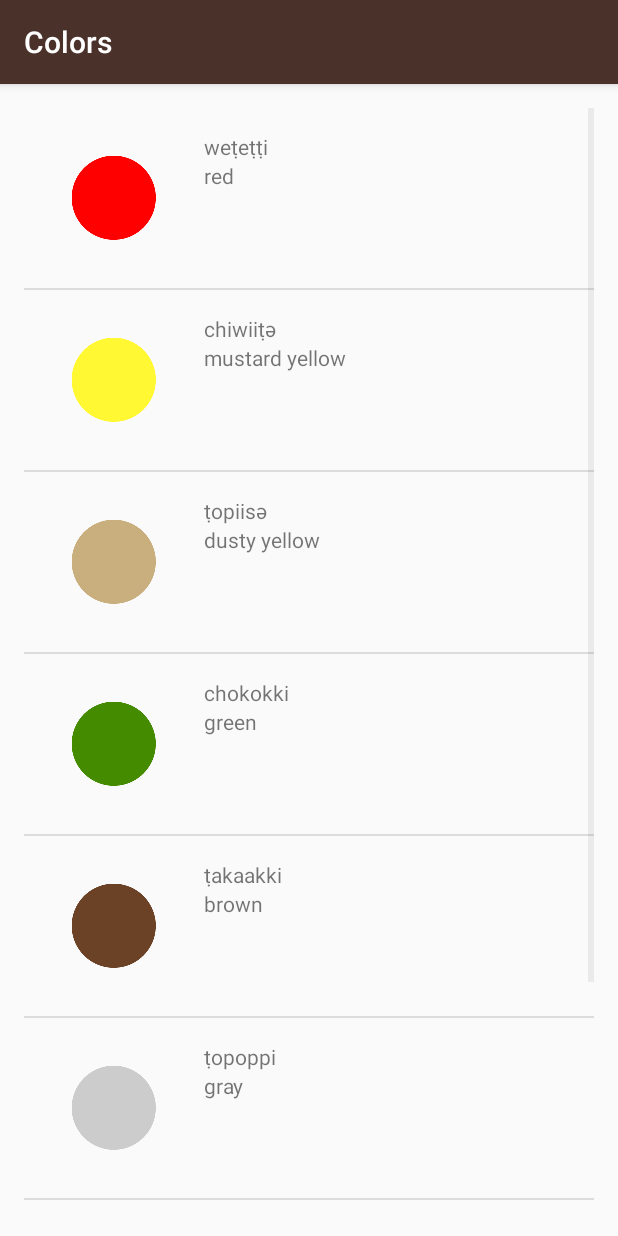
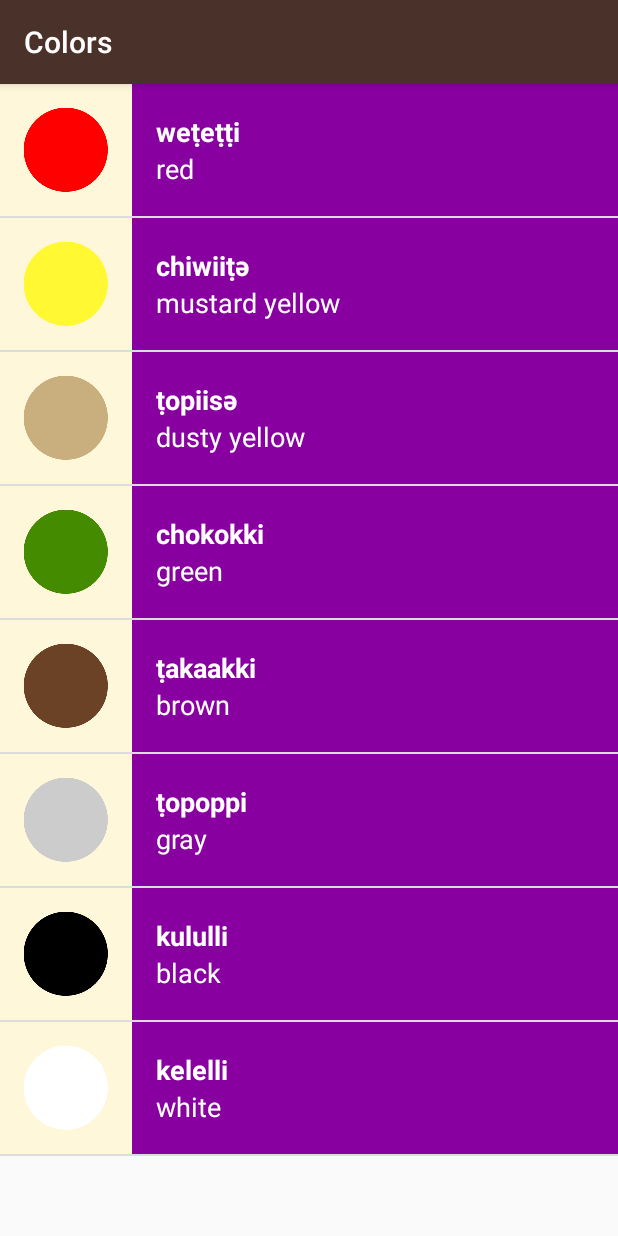
Before and after one commit to JuniiiSays/MiwokLanguageApp, an Android app: the ColorsActivity screen opened directly, with no data from a screen before it, on a phone screen of 412 x 824 dp. Run offline under Robolectric (Android 15) with nearby library versions, the phone set to English and light mode, and no system bars.

Commit message:
Visual Polish and Background color for every activity

```diff
--- a/app/src/main/java/com/example/android/miwok/ColorsActivity.java
+++ b/app/src/main/java/com/example/android/miwok/ColorsActivity.java
@@ -26,7 +26,7 @@ public class ColorsActivity extends AppCompatActivity {
         words.add(new Word("white", "kelelli", R.drawable.color_white));
 
         //Create an Array adapter from our WordAdpater
-        WordAdapter adapter = new WordAdapter(this, words);
+        WordAdapter adapter = new WordAdapter(this, words, R.color.category_colors);
         //Find ListView using it's id
         ListView listView = (ListView) findViewById(R.id.list);
         //Set adapter data into ListView
--- a/app/src/main/java/com/example/android/miwok/FamilyActivity.java
+++ b/app/src/main/java/com/example/android/miwok/FamilyActivity.java
@@ -28,7 +28,7 @@ public class FamilyActivity extends AppCompatActivity {
         words.add(new Word("grandfather", "paapa", R.drawable.family_grandfather));
 
         //Create an Array adapter from our WordAdpater
-        WordAdapter adapter = new WordAdapter(this, words);
+        WordAdapter adapter = new WordAdapter(this, words, R.color.category_family);
         //Find ListView using it's id
         ListView listView = (ListView) findViewById(R.id.list);
         //Set adapter data into ListView
--- a/app/src/main/java/com/example/android/miwok/NumbersActivity.java
+++ b/app/src/main/java/com/example/android/miwok/NumbersActivity.java
@@ -37,7 +37,7 @@ public class NumbersActivity extends AppCompatActivity {
         words.add(new Word("ten", "na’aacha", R.drawable.number_ten));
 
         //Create an Array adapter from our WordAdpater
-        WordAdapter adapter = new WordAdapter(this, words);
+        WordAdapter adapter = new WordAdapter(this, words, R.color.category_numbers);
         //Find ListView using it's id
         ListView listView = (ListView) findViewById(R.id.list);
         //Set adapter data into ListView
--- a/app/src/main/java/com/example/android/miwok/PhrasesActivity.java
+++ b/app/src/main/java/com/example/android/miwok/PhrasesActivity.java
@@ -28,7 +28,7 @@ public class PhrasesActivity extends AppCompatActivity {
         words.add(new Word("Come here.", "әnni'nem"));
 
         //Create an Array adapter from our WordAdpater
-        WordAdapter adapter = new WordAdapter(this, words);
+        WordAdapter adapter = new WordAdapter(this, words, R.color.category_phrases);
         //Find ListView using it's id
         ListView listView = (ListView) findViewById(R.id.list);
         //Set adapter data into ListView
--- a/app/src/main/java/com/example/android/miwok/WordAdapter.java
+++ b/app/src/main/java/com/example/android/miwok/WordAdapter.java
@@ -11,10 +11,14 @@ import android.widget.TextView;
 
 import androidx.annotation.NonNull;
 import androidx.annotation.Nullable;
+import androidx.core.content.ContextCompat;
 
 import java.util.ArrayList;
+import java.util.Set;
 
 class WordAdapter extends ArrayAdapter<Word> {
+
+    private int mColorResourceId;
 
     /**
      * This is our own custom constructor (it doesn't mirror a superclass constructor).
@@ -24,12 +28,13 @@ class WordAdapter extends ArrayAdapter<Word> {
      * @param context        The current context. Used to inflate the layout file.
      * @param words A List of Words objects to display in a list
      */
-    public WordAdapter(Activity context, ArrayList<Word> words) {
+    public WordAdapter(Activity context, ArrayList<Word> words, int colorResourceId) {
         // Here, we initialize the ArrayAdapter's internal storage for the context and the list.
         // the second argument is used when the ArrayAdapter is populating a single TextView.
         // Because this is a custom adapter for two TextViews and an ImageView, the adapter is not
         // going to use this second argument, so it can be any value. Here, we used 0.
         super(context, 0, words);
+        mColorResourceId = colorResourceId;
     }
 
     /**
@@ -68,13 +73,20 @@ class WordAdapter extends ArrayAdapter<Word> {
         // set this text on the number TextView
         defaultTranslationTextView.setText(currentWord.getDefaultTranslation());
 
+        //Find the ImageView in the list_item.xml layout with the ID image
         ImageView imageView = (ImageView) listItemView.findViewById(R.id.image_view);
 
         if (currentWord.hasIamge()){
+            //Set the ImageView to the image resource specified in the current word
             imageView.setImageResource(currentWord.getmImageResourceId());
         }else {
+            //Make sure the ImageView is invisible
             imageView.setVisibility(View.GONE);
         }
+
+        View textContainer = listItemView.findViewById(R.id.text_container);
+        int color = ContextCompat.getColor(getContext(), mColorResourceId);
+        textContainer.setBackgroundColor(color);
 
 
         return listItemView;
--- a/app/src/main/res/layout/list_item.xml
+++ b/app/src/main/res/layout/list_item.xml
@@ -4,28 +4,35 @@
     android:orientation="horizontal"
     android:layout_width="match_parent"
     android:layout_height="match_parent"
-    android:padding="16dp">
+    android:background="@color/tan_background">
 
     <ImageView
         android:id="@+id/image_view"
-        android:layout_width="wrap_content"
-        android:layout_height="wrap_content"
+        android:layout_width="@dimen/list_item_height"
+        android:layout_height="@dimen/list_item_height"
         android:src="@mipmap/ic_launcher"/>
 
     <LinearLayout
-        android:layout_marginLeft="16dp"
-        android:layout_width="wrap_content"
-        android:layout_height="wrap_content"
+        android:paddingStart="16dp"
+        android:id="@+id/text_container"
+        android:layout_width="match_parent"
+        android:gravity="center_vertical"
+        android:layout_height="@dimen/list_item_height"
         android:orientation="vertical">
         <TextView
             android:id="@+id/miwokWord"
             android:layout_width="wrap_content"
             android:layout_height="wrap_content"
+            android:textStyle="bold"
+            android:textSize="18sp"
+            android:textColor="@color/text_color_white"
             android:text="letti"/>
         <TextView
             android:id="@+id/defaultWord"
             android:layout_width="wrap_content"
             android:layout_height="wrap_content"
+            android:textSize="18sp"
+            android:textColor="@color/text_color_white"
             android:text="One"/>
     </LinearLayout>
 
--- a/app/src/main/res/layout/word_list.xml
+++ b/app/src/main/res/layout/word_list.xml
@@ -6,7 +6,6 @@
     android:layout_height="match_parent"
     android:id="@+id/list"
     android:orientation="vertical"
-    android:padding="16dp"
     tools:context=".NumbersActivity">
 
 </ListView>
--- a/app/src/main/res/values/colors.xml
+++ b/app/src/main/res/values/colors.xml
@@ -34,4 +34,8 @@
 
     <!-- Background color for the phrases category -->
     <color name="category_phrases">#16AFCA</color>
+
+    <!-- White color -->
+    <color name="text_color_white">#FFFFFF</color>
+    <!-- Image Background -->
 </resources>
```
